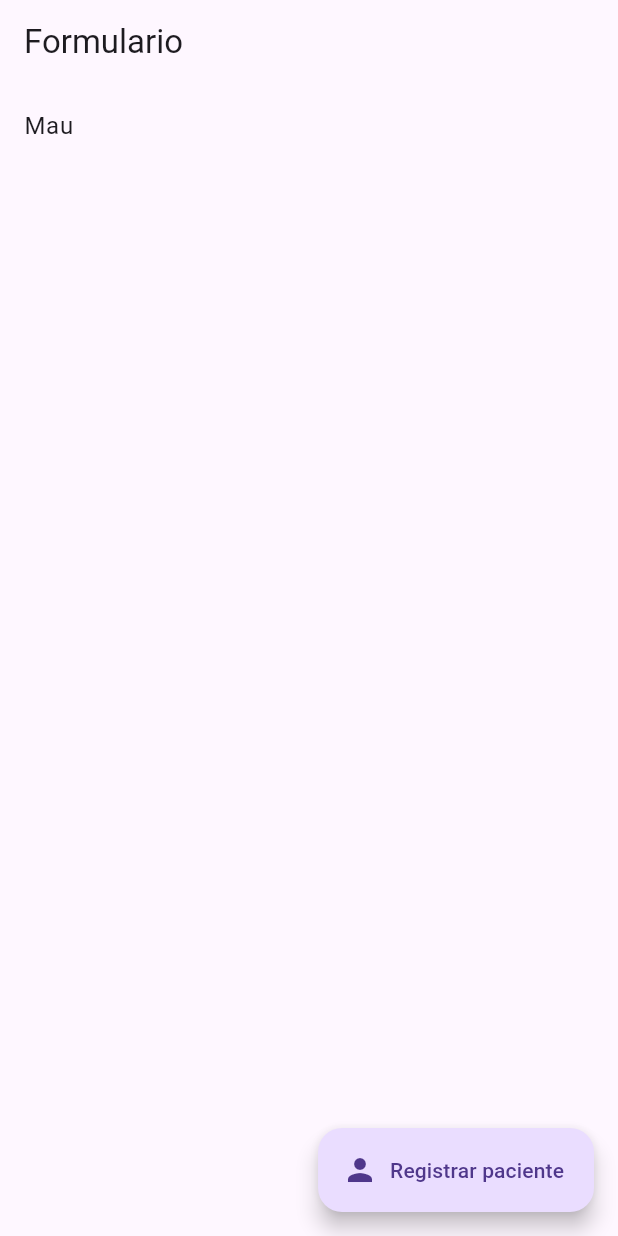
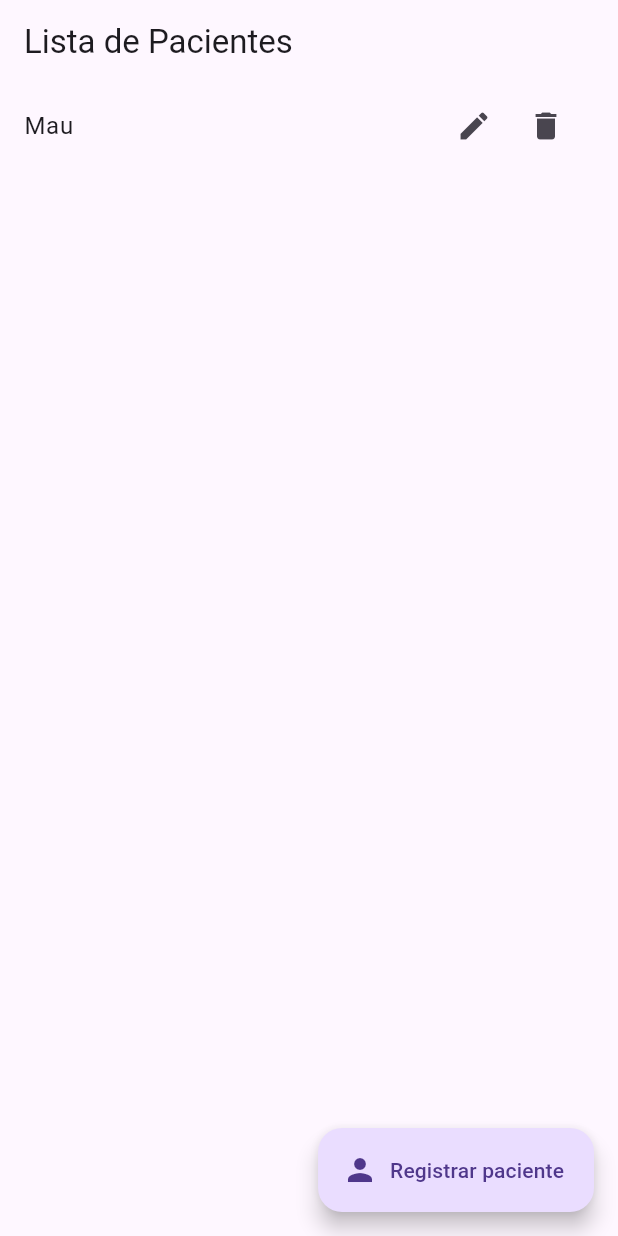
Before and after one commit to M131415/Formulario, a Flutter app: the screen it shows after launch, on a phone screen of 412 x 824 dp. Run offline on Flutter 3.47's test engine with Material 3 defaults, Android fonts, the phone set to English and light mode, and no system bars; our stand-ins replace flutter_bloc.

Commit message:
Update Home Screen and Update Form Widgets

```diff
--- a/lib/presentation/screens/home/home_screen.dart
+++ b/lib/presentation/screens/home/home_screen.dart
@@ -11,7 +11,7 @@ class HomeScreen extends StatelessWidget {
 
     return Scaffold(
       appBar: AppBar(
-        title: const Text('Formulario'),
+        title: const Text('Lista de Pacientes'),
       ),
       body: const _HomeScreenView(),
       floatingActionButton: FloatingActionButton.extended(
@@ -33,12 +33,26 @@ class _HomeScreenView extends StatelessWidget {
 
     return Center(
       child: BlocBuilder<FormCubit, List<Map<String,dynamic>>>(
-          builder: (context, estado) {
+          builder: (context, state) {
             return ListView.builder(
-            itemCount: estado.length,
+            itemCount: state.length,
             itemBuilder: (context, index) {
               return ListTile(
-                title: Text(estado[index]["nombre"]),
+                title: Text(state[index]["nombre"]),
+                trailing: Row
+                (
+                  mainAxisSize: MainAxisSize.min,
+                  children: [
+                    IconButton(
+                      icon: const Icon(Icons.edit),
+                      onPressed: () => {},
+                    ),
+                    IconButton(
+                      icon: const Icon(Icons.delete),
+                      onPressed: () => {},
+                    ),
+                  ],
+                ),
               );
             },
           );
```
Also changed, not shown: lib/presentation/screens/formulario/form_screen.dart (+7 -9 lines), lib/presentation/widgets/form_widgets/input_text_field.dart (renamed from lib/presentation/widgets/form_widgets/input.dart, +6 -1 lines).
